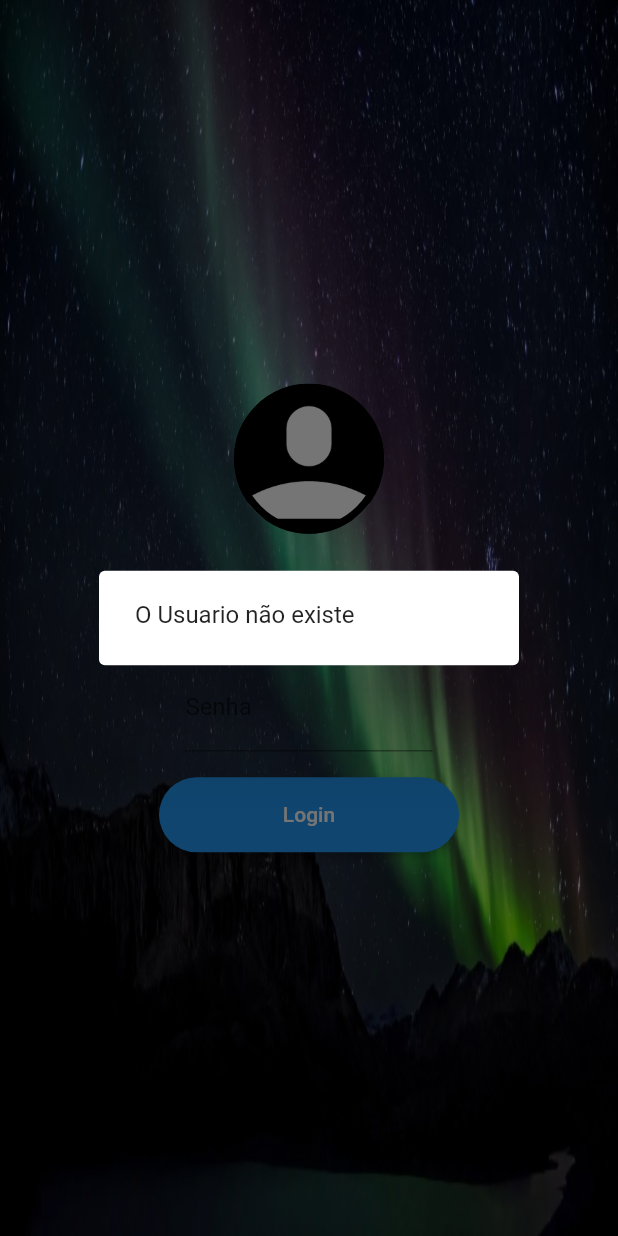
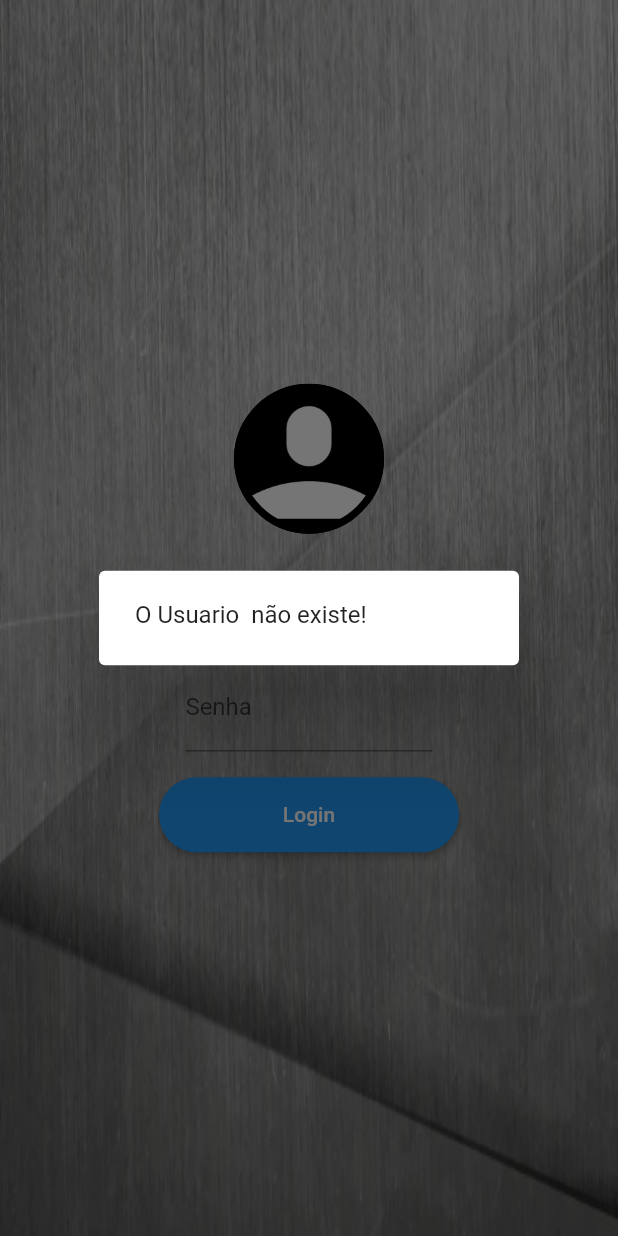
Before and after one commit to DotCappuccino/ProjetoDatamob, a Flutter app: the Login screen opened by its route, after a tap on "Login", on a phone screen of 412 x 824 dp. Run offline on Flutter 3.47's test engine with Material 2 defaults, Android fonts, the phone set to English and light mode, and no system bars.

Commit message:
Correction - little bugs

```diff
--- a/lib/main.dart
+++ b/lib/main.dart
@@ -1,5 +1,6 @@
 import 'package:flutter/material.dart';
 import 'package:projetodatamob/routes.dart';
+import 'package:projetodatamob/screens/login.dart';
 import 'package:projetodatamob/screens/menu.dart';
 import 'package:projetodatamob/theme.dart';
 
@@ -14,7 +15,7 @@ class MyApp extends StatelessWidget {
     return MaterialApp(
       title: 'Projeto Datamob',
       //theme: theme(),
-      initialRoute: Menu.routeName,
+      initialRoute: Login.routeName,
       routes: routes,
     );
   }
--- a/lib/screens/login_parts/background.dart
+++ b/lib/screens/login_parts/background.dart
@@ -14,7 +14,7 @@ class _BackgroundState extends State<Background> {
       decoration: BoxDecoration(
         color: Colors.black,
         image: const DecorationImage(
-          image: AssetImage('assets/images/login_background.jpg'),
+          image: AssetImage('assets/images/login_background2.jpg'),
           fit: BoxFit.fill,
         ),
       ),
--- a/lib/screens/login_parts/labels.dart
+++ b/lib/screens/login_parts/labels.dart
@@ -76,7 +76,7 @@ class _LabelsLoginState extends State<LabelsLogin> {
                   builder: (context) {
                     return AlertDialog(
                         content:
-                            Text('O Usuario ' + _user.text + 'não existe'));
+                            Text('O Usuario ' + _user.text + ' não existe!'));
                   },
                 );
               } else if (!AccessUser(_user.text, _senha.text)) {
```
Also changed, not shown: assets/images/login_background2.jpg (added), 2 other files.
